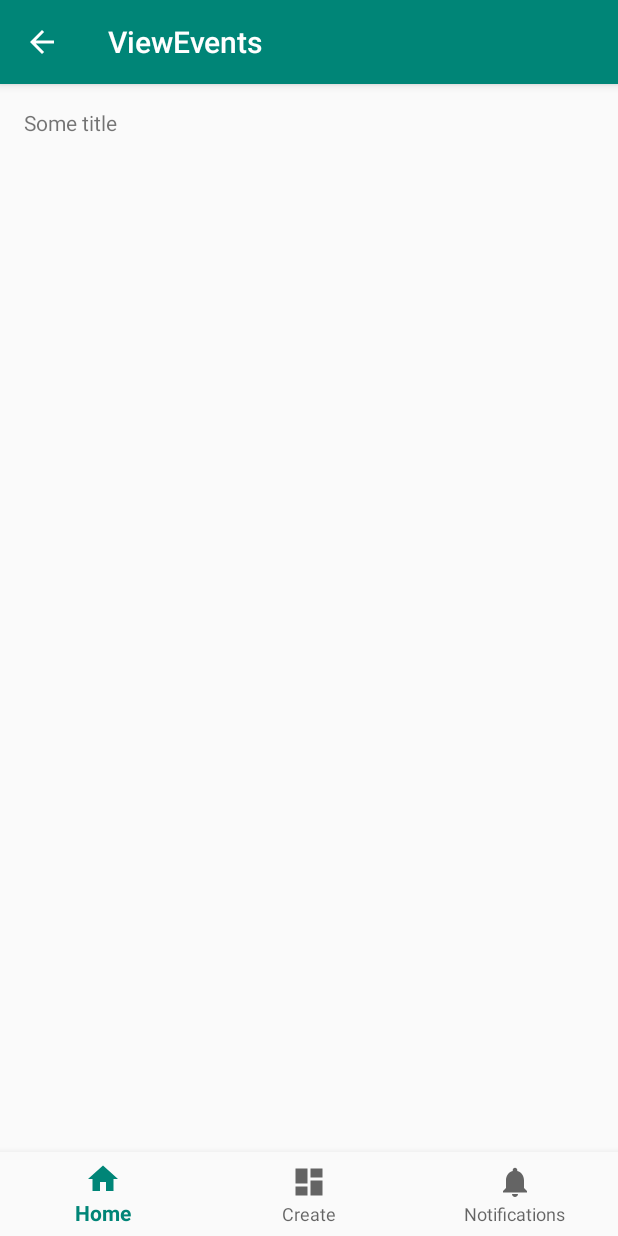
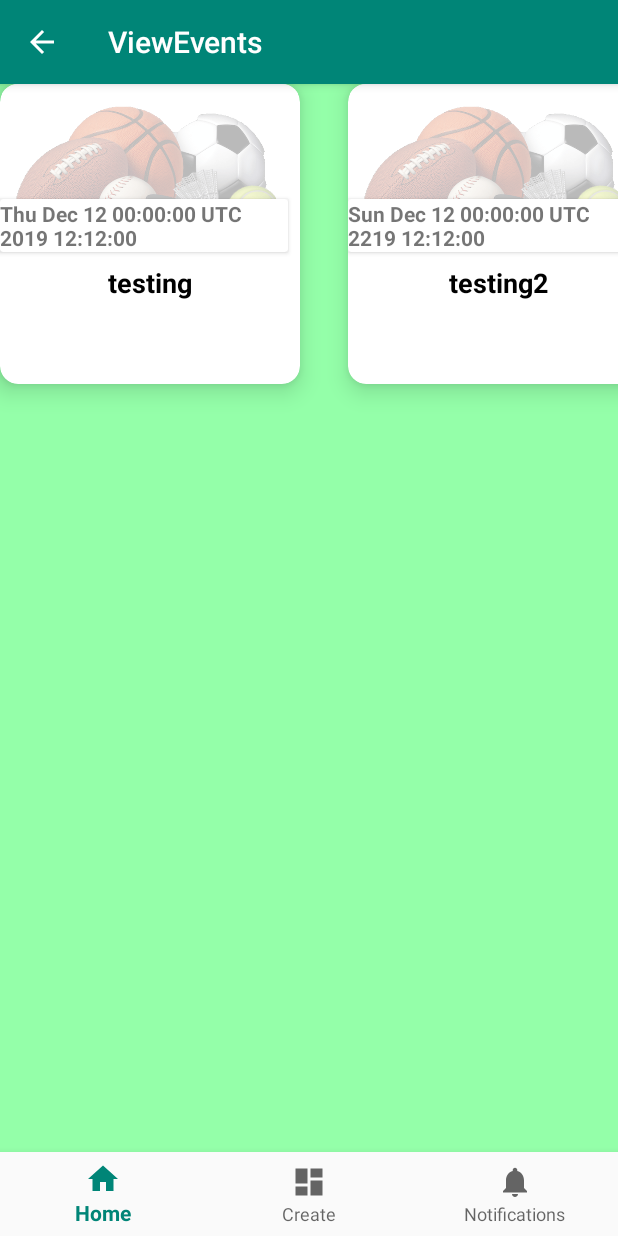
Before and after one commit to leeminhan/PostIt, an Android app: the screen it shows after launch (ViewEventsActivity), on a phone screen of 412 x 824 dp. Run offline under Robolectric (Android 15) with nearby library versions, the phone set to English and light mode, and no system bars; 2 statements that could not run were skipped.

Commit message:
Add event list recycle view

```diff
--- a/app/src/main/java/com/example/postit/createevent/ImageCardView.java
+++ b/app/src/main/java/com/example/postit/createevent/ImageCardView.java
@@ -3,7 +3,6 @@ package com.example.postit.createevent;
 import android.content.Context;
 import android.content.res.TypedArray;
 import android.graphics.Canvas;
-import android.graphics.Color;
 import android.graphics.drawable.Drawable;
 import android.support.v7.widget.CardView;
 import android.util.AttributeSet;
--- /dev/null
+++ b/app/src/main/java/com/example/postit/eventlisting/EventListAdapter.java
@@ -0,0 +1,55 @@
+package com.example.postit.eventlisting;
+
+import android.support.annotation.NonNull;
+import android.support.v7.widget.CardView;
+import android.support.v7.widget.RecyclerView;
+import android.view.LayoutInflater;
+import android.view.ViewGroup;
+import android.widget.ImageView;
+import android.widget.TextView;
+import com.example.postit.R;
+import com.example.postit.models.Event;
+
+public class EventListAdapter extends RecyclerView.Adapter<EventListAdapter.EventListViewHolder> {
+
+    private Event[] events;
+
+    public static class EventListViewHolder extends RecyclerView.ViewHolder {
+        public ImageView image;
+        public TextView title;
+        public TextView time;
+
+        public EventListViewHolder(CardView v) {
+            super(v);
+            image = v.findViewById(R.id.event_card_image);
+            title = v.findViewById(R.id.event_card_title);
+            time = v.findViewById(R.id.event_card_time);
+        }
+    }
+
+    public EventListAdapter(Event[] events) {
+        this.events = events;
+    }
+
+    @NonNull
+    @Override
+    public EventListViewHolder onCreateViewHolder(@NonNull ViewGroup parent, int viewType) {
+        CardView view = (CardView) LayoutInflater.from(parent.getContext())
+                .inflate(R.layout.event_card_view, parent, false);
+        return new EventListViewHolder(view);
+    }
+
+    @Override
+    public void onBindViewHolder(@NonNull EventListViewHolder eventListViewHolder, int i) {
+        eventListViewHolder.image.setImageBitmap(events[i].getBitmap());
+        eventListViewHolder.title.setText(events[i].getTitle());
+        String timeText = String.format("%s %s", events[i].getDate(), events[i].getTime());
+        eventListViewHolder.time.setText(timeText);
+    }
+
+    @Override
+    public int getItemCount() {
+        return events.length;
+    }
+
+}
--- /dev/null
+++ b/app/src/main/java/com/example/postit/eventlisting/EventListFragment.java
@@ -0,0 +1,118 @@
+package com.example.postit.eventlisting;
+
+import android.os.Bundle;
+import android.support.annotation.NonNull;
+import android.support.annotation.Nullable;
+import android.support.v4.app.Fragment;
+import android.support.v4.app.FragmentManager;
+import android.support.v4.app.FragmentTransaction;
+import android.support.v7.widget.DividerItemDecoration;
+import android.support.v7.widget.LinearLayoutManager;
+import android.support.v7.widget.RecyclerView;
+import android.view.LayoutInflater;
+import android.view.View;
+import android.view.ViewGroup;
+import com.example.postit.R;
+import com.example.postit.models.Event;
+import com.example.postit.models.FragmentTransition;
+import com.example.postit.models.HoriztontalSpaceItemDecoration;
+
+import java.text.ParseException;
+
+public class EventListFragment extends Fragment implements FragmentTransition {
+    private static final int frame = R.id.view_events_container;
+    private RecyclerView sportsRecycler;
+    private RecyclerView gamesRecycler;
+    private RecyclerView eatingRecycler;
+    private RecyclerView clubbingRecycler;
+    private RecyclerView shoppingRecycler;
+    private RecyclerView.Adapter sportsAdapter;
+    private RecyclerView.Adapter gamesAdapter;
+    private RecyclerView.Adapter eatingAdapter;
+    private RecyclerView.Adapter clubbingAdapter;
+    private RecyclerView.Adapter shoppingAdapter;
+    private RecyclerView.LayoutManager layoutManager;
+
+    @Override
+    public void onCreate(@Nullable Bundle savedInstanceState) {
+        super.onCreate(savedInstanceState);
+    }
+
+    @Nullable
+    @Override
+    public View onCreateView(@NonNull LayoutInflater inflater, @Nullable ViewGroup container, @Nullable Bundle savedInstanceState) {
+        return inflater.inflate(R.layout.fragment_event_list, container, false);
+    }
+
+    @Override
+    public void onActivityCreated(@Nullable Bundle savedInstanceState) {
+
+        final int LINEAR_SPACING = 48;
+
+        super.onActivityCreated(savedInstanceState);
+
+        Event event = new Event();
+
+        try {
+            event.setTitle("testing")
+                    .setDate("12/12/2019")
+                    .setTime("12:12")
+                    .setBitmap(getContext(), R.drawable.sport);
+        } catch (ParseException ex) {
+            ex.printStackTrace();
+        }
+
+        Event event2 = new Event();
+        try {
+            event2.setTitle("testing2")
+                    .setDate("12/12/2219")
+                    .setTime("12:12")
+                    .setBitmap(getContext(), R.drawable.sport);
+        } catch (ParseException ex) {
+            ex.printStackTrace();
+        }
+
+        Event event3 = new Event();
+        try {
+            event3.setTitle("testing2")
+                    .setDate("12/12/2219")
+                    .setTime("12:12")
+                    .setBitmap(getContext(), R.drawable.sport);
+        } catch (ParseException ex) {
+            ex.printStackTrace();
+        }
+
+        Event[] events = { event, event2, event3 };
+
+        sportsRecycler = getView().findViewById(R.id.recycler_sports_list);
+        gamesRecycler = getView().findViewById(R.id.recycler_games_list);
+        eatingRecycler = getView().findViewById(R.id.recycler_eating_list);
+        clubbingRecycler = getView().findViewById(R.id.recycler_clubbing_list);
+        shoppingRecycler = getView().findViewById(R.id.recycler_shopping_list);
+        sportsRecycler.addItemDecoration(new HoriztontalSpaceItemDecoration(LINEAR_SPACING));
+
+        sportsAdapter = new EventListAdapter(events);
+        gamesAdapter = new EventListAdapter(events);
+        eatingAdapter = new EventListAdapter(events);
+        clubbingAdapter = new EventListAdapter(events);
+        shoppingAdapter = new EventListAdapter(events);
+
+        sportsRecycler.setAdapter(sportsAdapter);
+        gamesRecycler.setAdapter(gamesAdapter);
+        eatingRecycler.setAdapter(eatingAdapter);
+        clubbingRecycler.setAdapter(clubbingAdapter);
+        shoppingRecycler.setAdapter(shoppingAdapter);
+    }
+
+    @Override
+    public void changeFragment(Fragment fragment) {
+        FragmentManager fManager = getActivity().getSupportFragmentManager();
+        fManager.beginTransaction()
+                .setCustomAnimations(R.anim.enter_from_right, R.anim.exit_to_left,
+                        R.anim.enter_from_left, R.anim.exit_to_right)
+                .replace(frame, fragment)
+                .addToBackStack(null)
+                .setTransition(FragmentTransaction.TRANSIT_FRAGMENT_OPEN)
+                .commit();
+    }
+}
--- a/app/src/main/java/com/example/postit/eventlisting/ViewEventsActivity.java
+++ b/app/src/main/java/com/example/postit/eventlisting/ViewEventsActivity.java
@@ -4,6 +4,8 @@ import android.app.Activity;
 import android.os.Bundle;
 import android.support.annotation.NonNull;
 import android.support.design.widget.BottomNavigationView;
+import android.support.v4.app.Fragment;
+import android.support.v4.app.FragmentManager;
 import android.support.v7.app.AppCompatActivity;
 import android.transition.Fade;
 import android.view.MenuItem;
@@ -25,6 +27,13 @@ public class ViewEventsActivity extends AppCompatActivity implements BottomNavMe
 
         navigation = (BottomNavigationView) findViewById(R.id.navbar_view_events);
         menu = new BottomNavMenu(this, navigation);
+
+        Fragment fragment = new EventListFragment();
+        FragmentManager fragmentManager = getSupportFragmentManager();
+        fragmentManager.beginTransaction()
+                .add(R.id.view_events_container, fragment)
+                .addToBackStack(null)
+                .commit();
     }
 
     @Override
--- a/app/src/main/java/com/example/postit/models/Event.java
+++ b/app/src/main/java/com/example/postit/models/Event.java
@@ -1,5 +1,8 @@
 package com.example.postit.models;
 
+import android.content.Context;
+import android.graphics.Bitmap;
+import android.graphics.BitmapFactory;
 import android.net.Uri;
 import android.support.annotation.Nullable;
 import android.widget.EditText;
@@ -26,6 +29,7 @@ public class Event {
     private String descrip;
 
     private Uri imagePath;
+    private Bitmap bitmap;
 
     public Event() {
     }
@@ -205,6 +209,16 @@ public class Event {
         }
     }
 
+    public Bitmap getBitmap() {
+        return bitmap;
+    }
+
+    public Bitmap setBitmap(Context context, int id) {
+        Bitmap bitmap = BitmapFactory.decodeResource(context.getResources(), id);
+        this.bitmap = bitmap;
+        return bitmap;
+    }
+
     public static class ByViewSetter implements InputSetter {
 
         public static final String VIEW_KEY = "view_key";
--- /dev/null
+++ b/app/src/main/java/com/example/postit/models/HoriztontalSpaceItemDecoration.java
@@ -0,0 +1,20 @@
+package com.example.postit.models;
+
+import android.graphics.Rect;
+import android.support.v7.widget.RecyclerView;
+import android.view.View;
+
+public class HoriztontalSpaceItemDecoration extends RecyclerView.ItemDecoration {
+
+    private final int horizontalSpaceHeight;
+
+    public HoriztontalSpaceItemDecoration(int horizontalSpaceHeight) {
+        this.horizontalSpaceHeight = horizontalSpaceHeight;
+    }
+
+    @Override
+    public void getItemOffsets(Rect outRect, View view, RecyclerView parent,
+                               RecyclerView.State state) {
+        outRect.right = horizontalSpaceHeight;
+    }
+}
--- a/app/src/main/res/layout/activity_view_events.xml
+++ b/app/src/main/res/layout/activity_view_events.xml
@@ -8,16 +8,16 @@
         android:layout_height="match_parent"
         tools:context=".eventlisting.ViewEventsActivity">
 
-    <TextView
-            android:id="@+id/message"
-            android:layout_width="wrap_content"
-            android:layout_height="wrap_content"
-            android:layout_marginStart="@dimen/activity_horizontal_margin"
-            android:layout_marginLeft="@dimen/activity_horizontal_margin"
-            android:layout_marginTop="@dimen/activity_vertical_margin"
-            android:text="@string/title_view_events"
+    >
+    <FrameLayout
+            android:id="@+id/view_events_container"
+            android:layout_width="match_parent"
+            android:layout_height="0dp"
             app:layout_constraintLeft_toLeftOf="parent"
-            app:layout_constraintTop_toTopOf="parent"/>
+            app:layout_constraintTop_toTopOf="parent"
+            app:layout_constraintBottom_toTopOf="@+id/navbar_create_event">
+    </FrameLayout>
+
 
     <android.support.design.widget.BottomNavigationView
             android:id="@+id/navbar_view_events"
--- /dev/null
+++ b/app/src/main/res/layout/event_card_view.xml
@@ -0,0 +1,45 @@
+<?xml version="1.0" encoding="utf-8"?>
+<android.support.v7.widget.CardView
+        xmlns:android="http://schemas.android.com/apk/res/android"
+        android:layout_width="200dp"
+        android:layout_height="200dp"
+        app:cardElevation="10dp"
+        xmlns:app="http://schemas.android.com/apk/res-auto"
+        app:cardCornerRadius="12dp">
+    <RelativeLayout
+            android:layout_width="match_parent"
+            android:layout_height="match_parent">
+        <ImageView
+                android:id="@+id/event_card_image"
+                android:src="@drawable/sutd_logo"
+                android:layout_width="match_parent"
+                android:layout_height="120dp"
+        />
+        <android.support.v7.widget.CardView
+                android:layout_width="wrap_content"
+                android:layout_height="wrap_content"
+                android:layout_alignBottom="@id/event_card_image"
+                android:layout_alignRight="@id/event_card_image"
+                android:layout_marginRight="8dp"
+                android:layout_marginBottom="8dp">
+            <TextView
+                    android:id="@+id/event_card_time"
+                    android:layout_width="wrap_content"
+                    android:layout_height="wrap_content"
+                    android:text="@string/prompt_default"
+                    android:textStyle="bold"/>
+        </android.support.v7.widget.CardView>
+        <TextView
+                android:id="@+id/event_card_title"
+                android:text="@string/category_sports"
+                android:layout_width="match_parent"
+                android:layout_height="80dp"
+                android:textColor="@android:color/black"
+                android:textSize="@dimen/category_card_text_size"
+                android:textStyle="bold"
+                android:textAlignment="center"
+                android:layout_below="@id/event_card_image"
+        />
+    </RelativeLayout>
+
+</android.support.v7.widget.CardView>
--- /dev/null
+++ b/app/src/main/res/layout/fragment_event_list.xml
@@ -0,0 +1,39 @@
+<?xml version="1.0" encoding="utf-8"?>
+<LinearLayout
+        xmlns:android="http://schemas.android.com/apk/res/android"
+        android:layout_width="match_parent"
+        android:layout_height="match_parent" xmlns:app="http://schemas.android.com/apk/res-auto"
+        android:orientation="vertical"
+        android:background="@color/colorBackground1">
+    <android.support.v7.widget.RecyclerView android:id="@+id/recycler_sports_list"
+                                            android:layout_width="match_parent"
+                                            android:layout_height="match_parent"
+        app:layoutManager="android.support.v7.widget.LinearLayoutManager"
+        android:orientation="horizontal">
+    </android.support.v7.widget.RecyclerView>
+    <android.support.v7.widget.RecyclerView android:id="@+id/recycler_games_list"
+                                            android:layout_width="match_parent"
+                                            android:layout_height="match_parent"
+                                            app:layoutManager="android.support.v7.widget.LinearLayoutManager"
+                                            android:orientation="horizontal">
+    </android.support.v7.widget.RecyclerView>
+    <android.support.v7.widget.RecyclerView android:id="@+id/recycler_eating_list"
+                                            android:layout_width="match_parent"
+                                            android:layout_height="match_parent"
+                                            app:layoutManager="android.support.v7.widget.LinearLayoutManager"
+                                            android:orientation="horizontal">
+    </android.support.v7.widget.RecyclerView>
+    <android.support.v7.widget.RecyclerView android:id="@+id/recycler_clubbing_list"
+                                            android:layout_width="match_parent"
+                                            android:layout_height="match_parent"
+                                            app:layoutManager="android.support.v7.widget.LinearLayoutManager"
+                                            android:orientation="horizontal">
+    </android.support.v7.widget.RecyclerView>
+    <android.support.v7.widget.RecyclerView android:id="@+id/recycler_shopping_list"
+                                            android:layout_width="match_parent"
+                                            android:layout_height="match_parent"
+                                            app:layoutManager="android.support.v7.widget.LinearLayoutManager"
+                                            android:orientation="horizontal">
+    </android.support.v7.widget.RecyclerView>
+
+</LinearLayout>
--- a/app/src/main/res/values/dimens.xml
+++ b/app/src/main/res/values/dimens.xml
@@ -13,6 +13,8 @@
 
     <dimen name="create_event_button_padding_vertical">24dp</dimen>
     <dimen name="create_event_button_font_size">24sp</dimen>
+
+    <dimen name="event_listing_linear_space">48</dimen>
     <!--
 Refer to App Widget Documentation for margin information
 http://developer.android.com/guide/topics/appwidgets/index.html#CreatingLayout
```
Also changed, not shown: app/src/main/res/layout/event_detail_row.xml (line endings or trailing spaces).
